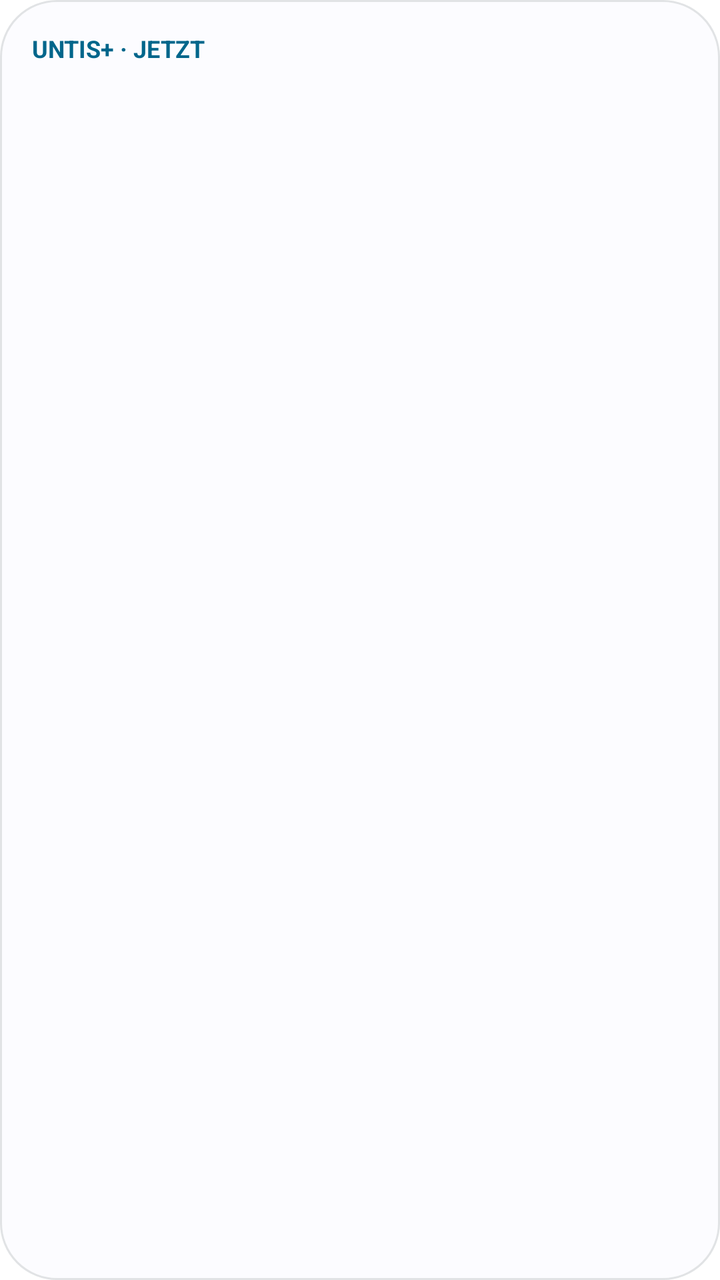
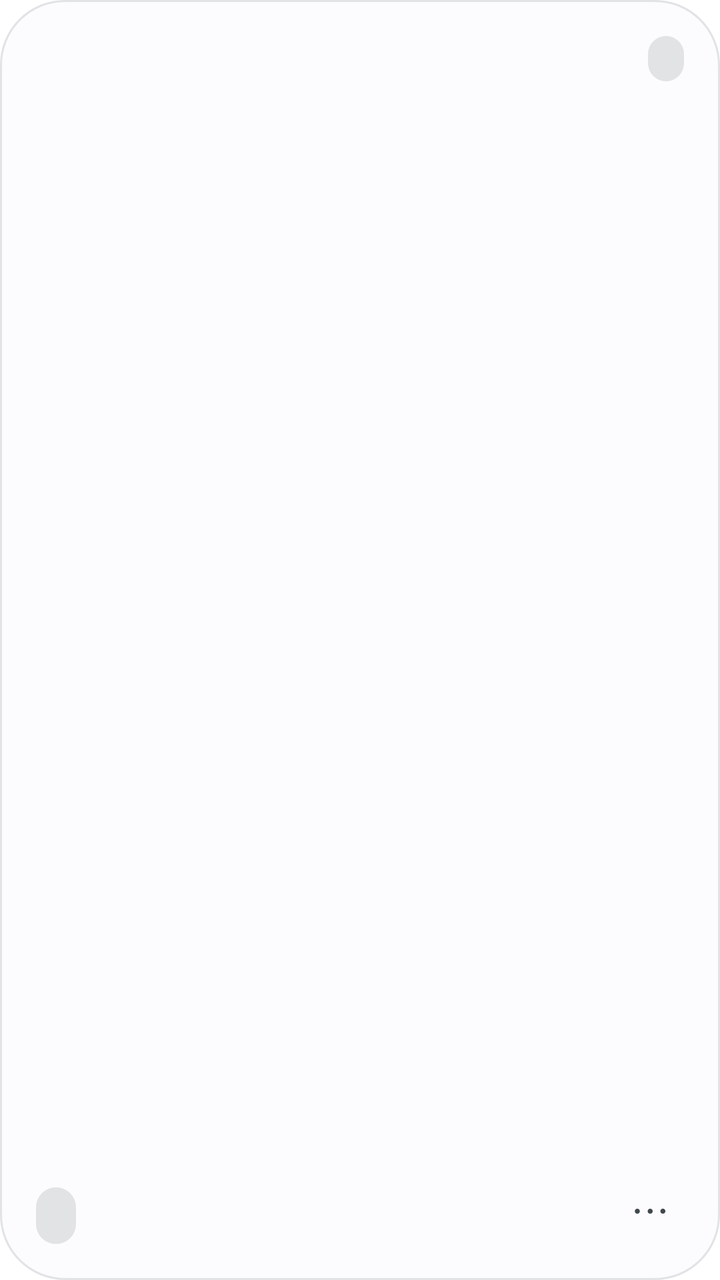

The first picture is an Android layout as it rendered before a commit; the second is the same layout after the commit. The layout source and the unified diff follow.
<!-- AndroidManifest.xml: fallback theme Theme.MaterialComponents.DayNight.NoActionBar -->
<!-- res/layout/widget_current_lesson.xml -->
<?xml version="1.0" encoding="utf-8"?>
<LinearLayout xmlns:android="http://schemas.android.com/apk/res/android"
    android:id="@+id/widget_current_root"
    android:layout_width="match_parent"
    android:layout_height="match_parent"
    android:orientation="vertical"
    android:padding="16dp"
    android:background="@drawable/widget_m3_surface">
    <TextView android:layout_width="wrap_content" android:layout_height="wrap_content" android:text="UNTIS+ · JETZT" android:textColor="@color/widget_primary" android:textStyle="bold" android:textSize="12sp" />
    <TextView android:id="@+id/widget_current_lesson" android:layout_width="match_parent" android:layout_height="wrap_content" android:layout_marginTop="8dp" android:textColor="@color/widget_on_surface" android:textStyle="bold" android:textSize="20sp" />
    <TextView android:id="@+id/widget_next_lesson" android:layout_width="match_parent" android:layout_height="wrap_content" android:layout_marginTop="4dp" android:textColor="@color/widget_on_surface_variant" android:textSize="14sp" />
    <TextView android:id="@+id/widget_time_remaining" android:layout_width="match_parent" android:layout_height="wrap_content" android:layout_marginTop="4dp" android:textColor="@color/widget_primary" android:textSize="13sp" />
</LinearLayout>
<!-- resources referenced by this layout -->
<resources>
  <color name="widget_on_surface">#FF171C25</color>
  <color name="widget_on_surface_variant">#FF42474F</color>
  <color name="widget_primary">#FF005AC1</color>
  <!-- drawable widget_m3_surface (drawable) -->
  <?xml version="1.0" encoding="utf-8"?>
  <shape xmlns:android="http://schemas.android.com/apk/res/android" android:shape="rectangle">
      <solid android:color="@color/widget_surface" />
      <corners android:radius="28dp" />
      <padding android:left="2dp" android:top="2dp" android:right="2dp" android:bottom="2dp" />
      <stroke android:width="1dp" android:color="@color/widget_surface_variant" />
  </shape>
  <color name="widget_surface">#FFF7F9FF</color>
  <color name="widget_surface_variant">#FFDCE5F5</color>
</resources>

<!-- the commit's change to res/layout/widget_current_lesson.xml (unified diff, before → after) -->
@@ -1,13 +1,14 @@
 <?xml version="1.0" encoding="utf-8"?>
-<LinearLayout xmlns:android="http://schemas.android.com/apk/res/android"
+<RelativeLayout xmlns:android="http://schemas.android.com/apk/res/android"
     android:id="@+id/widget_current_root"
     android:layout_width="match_parent"
     android:layout_height="match_parent"
-    android:orientation="vertical"
-    android:padding="16dp"
-    android:background="@drawable/widget_m3_surface">
-    <TextView android:layout_width="wrap_content" android:layout_height="wrap_content" android:text="UNTIS+ · JETZT" android:textColor="@color/widget_primary" android:textStyle="bold" android:textSize="12sp" />
-    <TextView android:id="@+id/widget_current_lesson" android:layout_width="match_parent" android:layout_height="wrap_content" android:layout_marginTop="8dp" android:textColor="@color/widget_on_surface" android:textStyle="bold" android:textSize="20sp" />
-    <TextView android:id="@+id/widget_next_lesson" android:layout_width="match_parent" android:layout_height="wrap_content" android:layout_marginTop="4dp" android:textColor="@color/widget_on_surface_variant" android:textSize="14sp" />
-    <TextView android:id="@+id/widget_time_remaining" android:layout_width="match_parent" android:layout_height="wrap_content" android:layout_marginTop="4dp" android:textColor="@color/widget_primary" android:textSize="13sp" />
-</LinearLayout>
+    android:background="@drawable/widget_expressive_surface"
+    android:padding="18dp">
+    <TextView android:id="@+id/widget_account" android:layout_width="wrap_content" android:layout_height="wrap_content" android:layout_alignParentStart="true" android:ellipsize="end" android:maxLines="1" android:textColor="@color/widget_on_surface_variant" android:textSize="12sp" />
+    <TextView android:id="@+id/widget_status" android:layout_width="wrap_content" android:layout_height="wrap_content" android:layout_alignParentEnd="true" android:background="@drawable/widget_status_pill" android:ellipsize="end" android:maxLines="1" android:paddingHorizontal="9dp" android:paddingVertical="4dp" android:textColor="@color/widget_primary" android:textSize="11sp" android:textStyle="bold" />
+    <TextView android:id="@+id/widget_current_lesson" android:layout_width="match_parent" android:layout_height="wrap_content" android:layout_below="@id/widget_account" android:layout_marginTop="14dp" android:ellipsize="end" android:maxLines="1" android:textColor="@color/widget_on_surface" android:textSize="24sp" android:textStyle="bold" />
+    <TextView android:id="@+id/widget_next_lesson" android:layout_width="match_parent" android:layout_height="wrap_content" android:layout_below="@id/widget_current_lesson" android:layout_marginTop="5dp" android:ellipsize="end" android:maxLines="1" android:textColor="@color/widget_on_surface_variant" android:textSize="13sp" />
+    <TextView android:id="@+id/widget_time_remaining" android:layout_width="wrap_content" android:layout_height="wrap_content" android:layout_alignParentBottom="true" android:background="@drawable/widget_status_pill" android:ellipsize="end" android:maxLines="1" android:paddingHorizontal="10dp" android:paddingVertical="6dp" android:textColor="@color/widget_primary" android:textSize="12sp" android:textStyle="bold" />
+    <TextView android:id="@+id/widget_current_settings" android:layout_width="34dp" android:layout_height="34dp" android:layout_alignParentBottom="true" android:layout_alignParentEnd="true" android:gravity="center" android:text="⋯" android:textColor="@color/widget_on_surface_variant" android:textSize="21sp" />
+</RelativeLayout>
<!-- resource entries referenced after the edit -->
@@ -3,13 +3,16 @@
   <color name="widget_on_surface">#FF171C25</color>
   <color name="widget_on_surface_variant">#FF42474F</color>
   <color name="widget_primary">#FF005AC1</color>
-  <!-- drawable widget_m3_surface (drawable) -->
-  <?xml version="1.0" encoding="utf-8"?>
+  <!-- drawable widget_expressive_surface (drawable) -->
   <shape xmlns:android="http://schemas.android.com/apk/res/android" android:shape="rectangle">
       <solid android:color="@color/widget_surface" />
-      <corners android:radius="28dp" />
-      <padding android:left="2dp" android:top="2dp" android:right="2dp" android:bottom="2dp" />
+      <corners android:radius="32dp" />
       <stroke android:width="1dp" android:color="@color/widget_surface_variant" />
+  </shape>
+  <!-- drawable widget_status_pill (drawable) -->
+  <shape xmlns:android="http://schemas.android.com/apk/res/android" android:shape="rectangle">
+      <solid android:color="@color/widget_surface_variant" />
+      <corners android:radius="99dp" />
   </shape>
   <color name="widget_surface">#FFF7F9FF</color>
   <color name="widget_surface_variant">#FFDCE5F5</color>
